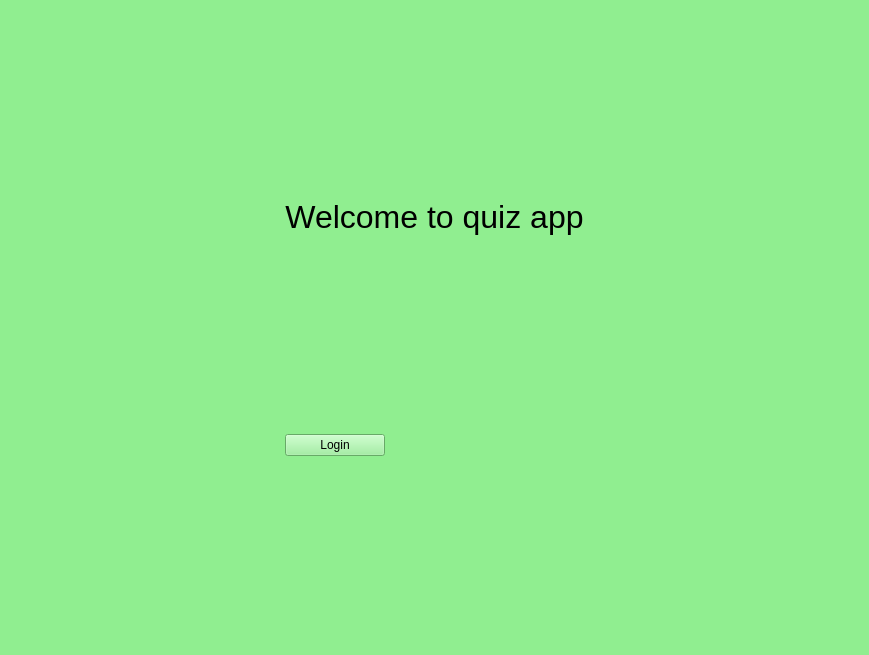
Above: quizapp/quizapp.ui from hamza-56tomato/aazmaish-quizapp before the change. Below: the same form after it.
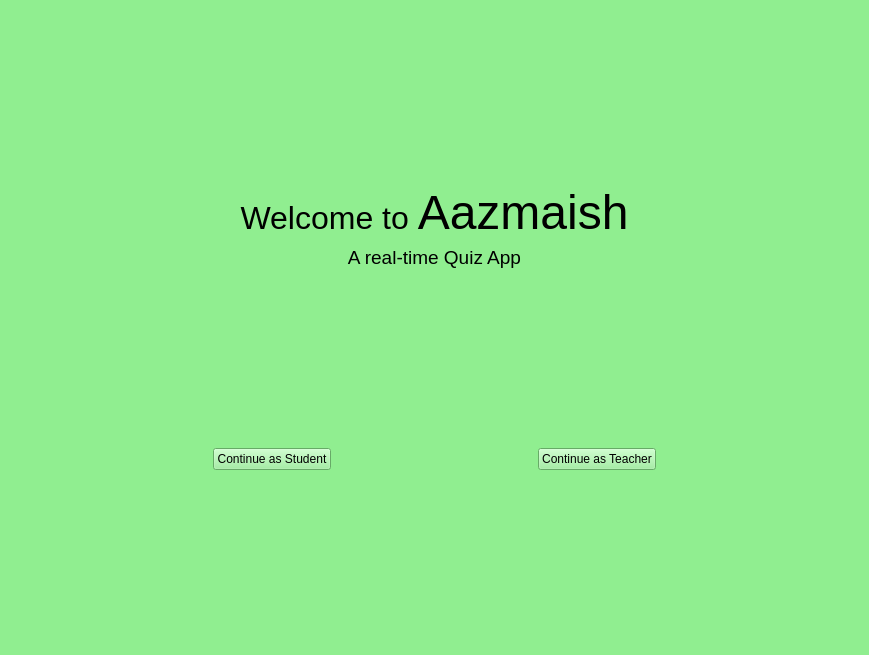
That is the form after the change. The open tabs and pages were chosen to show the change.

```diff
--- a/quizapp/quizapp.ui
+++ b/quizapp/quizapp.ui
@@ -53,34 +53,36 @@
         <string notr="true">background: lightgreen;
 </string>
        </property>
-       <layout class="QGridLayout" name="gridLayout_2">
-        <property name="sizeConstraint">
-         <enum>QLayout::SizeConstraint::SetDefaultConstraint</enum>
-        </property>
-        <property name="leftMargin">
-         <number>0</number>
-        </property>
-        <property name="topMargin">
-         <number>0</number>
-        </property>
-        <property name="rightMargin">
-         <number>0</number>
-        </property>
-        <property name="bottomMargin">
-         <number>0</number>
-        </property>
-        <property name="spacing">
-         <number>0</number>
-        </property>
-        <item row="1" column="0">
+       <layout class="QVBoxLayout" name="verticalLayout_2">
+        <item>
+         <spacer name="verticalSpacer_2">
+          <property name="orientation">
+           <enum>Qt::Orientation::Vertical</enum>
+          </property>
+          <property name="sizeHint" stdset="0">
+           <size>
+            <width>20</width>
+            <height>40</height>
+           </size>
+          </property>
+         </spacer>
+        </item>
+        <item>
          <widget class="QLabel" name="welcome_label">
           <property name="text">
-           <string>&lt;html&gt;&lt;head/&gt;&lt;body&gt;&lt;p align=&quot;center&quot;&gt;&lt;span style=&quot; font-size:24pt;&quot;&gt;Welcome to quiz app&lt;/span&gt;&lt;/p&gt;&lt;/body&gt;&lt;/html&gt;</string>
+           <string>&lt;html&gt;&lt;head/&gt;&lt;body&gt;&lt;p align=&quot;center&quot;&gt;&lt;span style=&quot; font-size:24pt;&quot;&gt;Welcome to &lt;/span&gt;&lt;span style=&quot; font-family:'pristina'; font-size:36pt;&quot;&gt;Aazmaish&lt;/span&gt;&lt;/p&gt;&lt;/body&gt;&lt;/html&gt;</string>
           </property>
          </widget>
         </item>
-        <item row="4" column="0">
-         <spacer name="verticalSpacer">
+        <item>
+         <widget class="QLabel" name="label">
+          <property name="text">
+           <string>&lt;html&gt;&lt;head/&gt;&lt;body&gt;&lt;p align=&quot;center&quot;&gt;&lt;span style=&quot; font-size:14pt;&quot;&gt;A real-time Quiz App&lt;/span&gt;&lt;/p&gt;&lt;/body&gt;&lt;/html&gt;</string>
+          </property>
+         </widget>
+        </item>
+        <item>
+         <spacer name="verticalSpacer_3">
           <property name="orientation">
            <enum>Qt::Orientation::Vertical</enum>
           </property>
@@ -92,7 +94,42 @@
           </property>
          </spacer>
         </item>
-        <item row="3" column="0">
+        <item>
+         <layout class="QGridLayout" name="gridLayout_2">
+          <item row="0" column="2">
+           <spacer name="horizontalSpacer_5">
+            <property name="orientation">
+             <enum>Qt::Orientation::Horizontal</enum>
+            </property>
+            <property name="sizeHint" stdset="0">
+             <size>
+              <width>40</width>
+              <height>20</height>
+             </size>
+            </property>
+           </spacer>
+          </item>
+          <item row="0" column="0">
+           <spacer name="horizontalSpacer_6">
+            <property name="orientation">
+             <enum>Qt::Orientation::Horizontal</enum>
+            </property>
+            <property name="sizeHint" stdset="0">
+             <size>
+              <width>40</width>
+              <height>20</height>
+             </size>
+            </property>
+           </spacer>
+          </item>
+          <item row="0" column="3">
+           <widget class="QPushButton" name="pushButton">
+            <property name="text">
+             <string>Continue as Teacher</string>
+            </property>
+           </widget>
+          </item>
+          <item row="0" column="1">
          <widget class="QPushButton" name="login_btn">
           <property name="enabled">
            <bool>true</bool>
@@ -111,8 +148,8 @@
           </property>
           <property name="maximumSize">
            <size>
-            <width>100</width>
-            <height>50</height>
+              <width>400</width>
+              <height>100</height>
            </size>
           </property>
           <property name="layoutDirection">
@@ -122,25 +159,27 @@
            <string notr="true"/>
           </property>
           <property name="text">
-           <string>Login</string>
+             <string>Continue as Student</string>
           </property>
          </widget>
         </item>
-        <item row="0" column="0">
-         <spacer name="verticalSpacer_2">
+          <item row="0" column="4">
+           <spacer name="horizontalSpacer_7">
           <property name="orientation">
-           <enum>Qt::Orientation::Vertical</enum>
+             <enum>Qt::Orientation::Horizontal</enum>
           </property>
           <property name="sizeHint" stdset="0">
            <size>
-            <width>20</width>
-            <height>40</height>
+              <width>40</width>
+              <height>20</height>
            </size>
           </property>
          </spacer>
         </item>
-        <item row="2" column="0">
-         <spacer name="verticalSpacer_3">
+         </layout>
+        </item>
+        <item>
+         <spacer name="verticalSpacer">
           <property name="orientation">
            <enum>Qt::Orientation::Vertical</enum>
           </property>
```
Left out of the diff: 155 changed lines with no effect on the pictures. Lines whose indentation alone changed are shown as unchanged.
